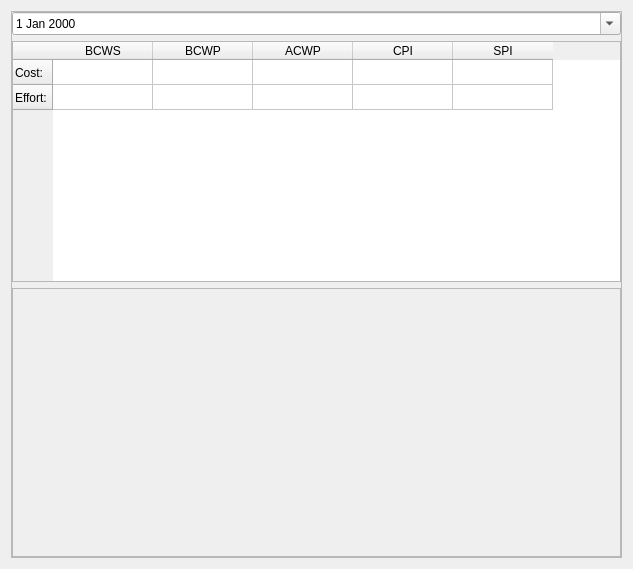
Qt form plan/libs/ui/kptperformancestatus.ui (KDE/calligra) before a commit.
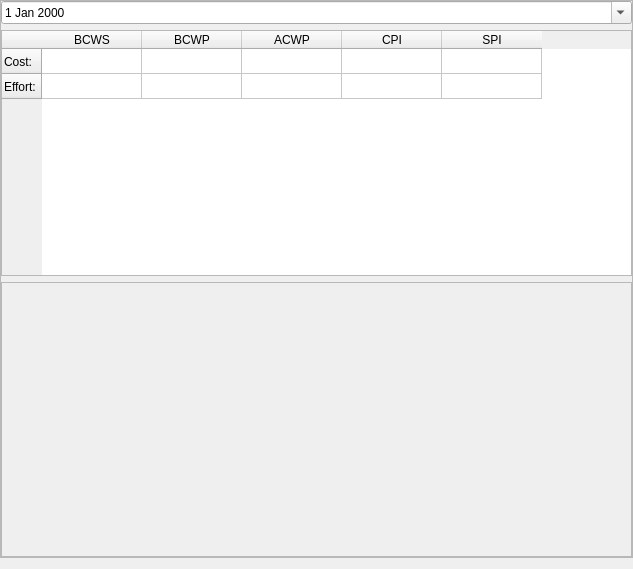
The same form after that commit. Custom widgets are drawn as their Qt base class.

Commit message: Do not use layout borders in views

Patch:
```diff
--- a/plan/libs/ui/kptperformancestatus.ui
+++ b/plan/libs/ui/kptperformancestatus.ui
@@ -23,6 +23,15 @@
    <enum>Qt::CustomContextMenu</enum>
   </property>
   <layout class="QVBoxLayout" name="verticalLayout_4">
+   <property name="leftMargin">
+    <number>0</number>
+   </property>
+   <property name="topMargin">
+    <number>0</number>
+   </property>
+   <property name="rightMargin">
+    <number>0</number>
+   </property>
    <item>
     <widget class="QFrame" name="frame_2">
      <property name="focusPolicy">
```
